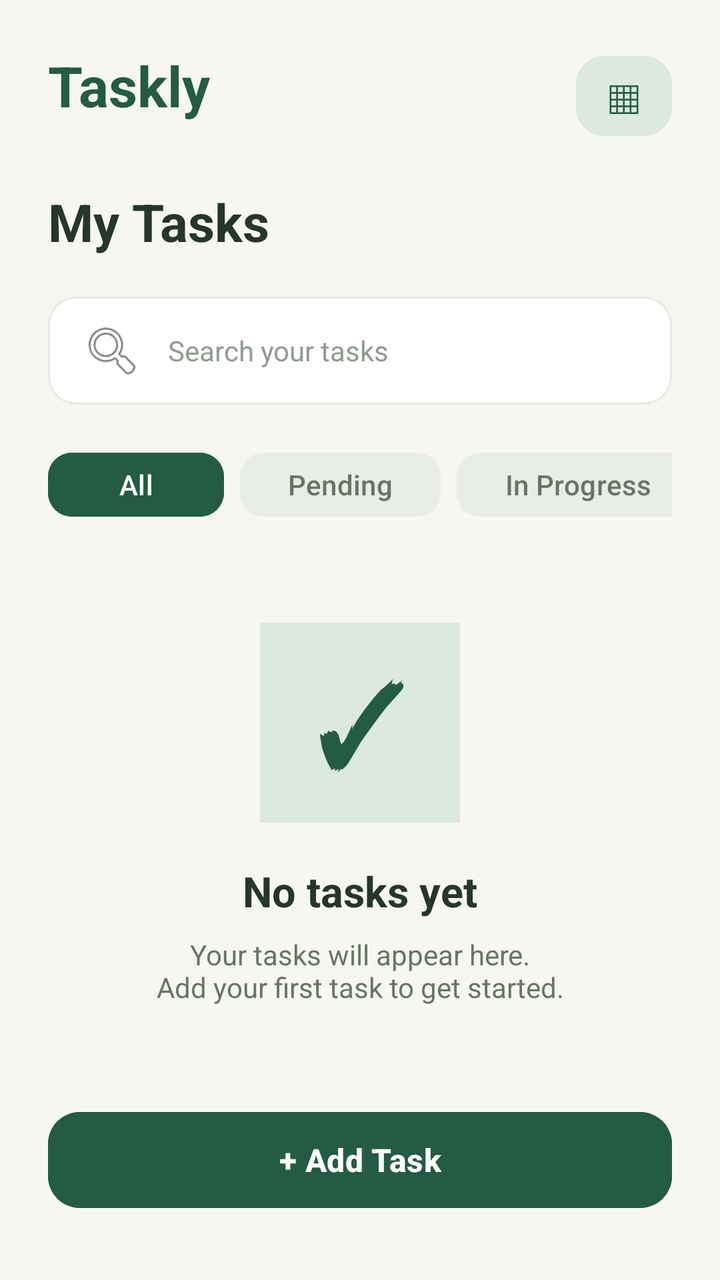
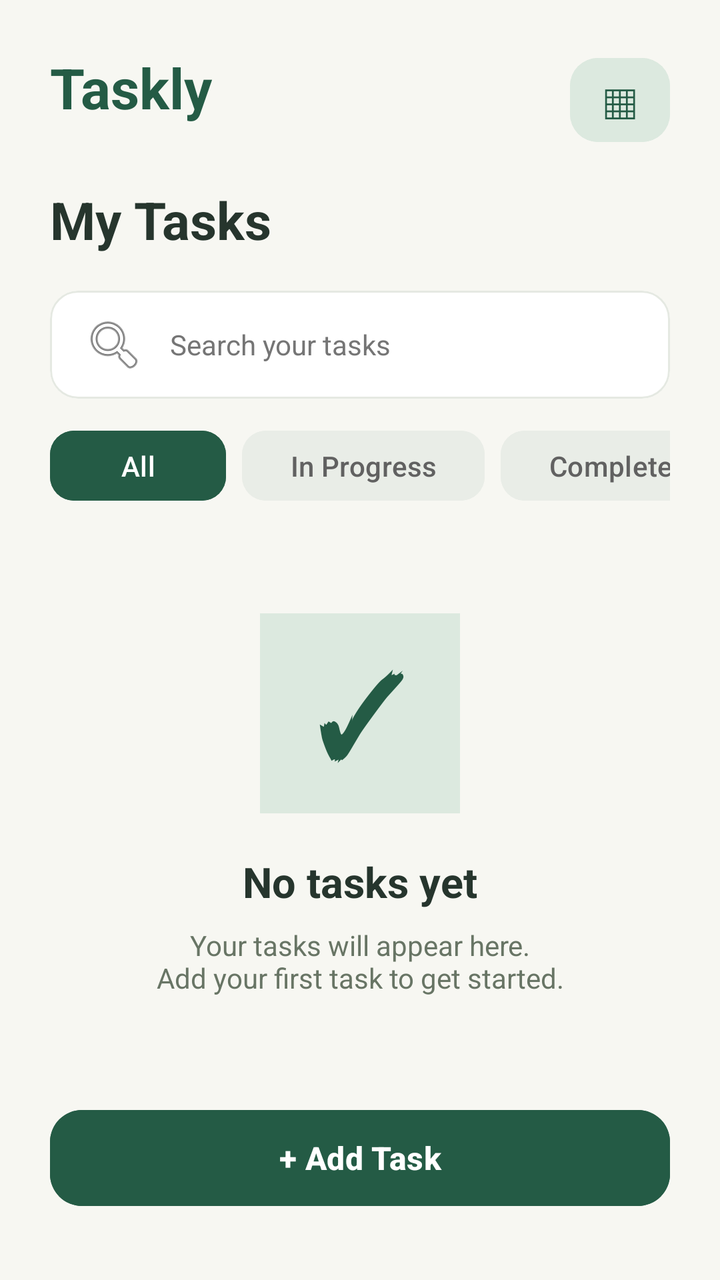

Two renders of the same Android screen: before a commit and after it. Below are the layout's source before the change and the commit's diff.
<!-- AndroidManifest.xml: application theme Theme.Taskly -->
<!-- res/layout/home_fragment.xml -->
<?xml version="1.0" encoding="utf-8"?>
<androidx.constraintlayout.widget.ConstraintLayout
    xmlns:android="http://schemas.android.com/apk/res/android"
    xmlns:app="http://schemas.android.com/apk/res-auto"
    android:layout_width="match_parent"
    android:layout_height="match_parent"
    android:background="#F7F7F2"
    android:padding="24dp">

    <TextView
        android:id="@+id/tvHomeAppName"
        android:layout_width="wrap_content"
        android:layout_height="wrap_content"
        android:text="@string/home_app_name"
        android:textColor="#245B45"
        android:textSize="28sp"
        android:textStyle="bold"
        app:layout_constraintStart_toStartOf="parent"
        app:layout_constraintTop_toTopOf="parent" />

    <com.google.android.material.button.MaterialButton
        android:id="@+id/btnCalendar"
        android:layout_width="48dp"
        android:layout_height="48dp"
        android:minWidth="0dp"
        android:minHeight="0dp"
        android:padding="0dp"
        android:text="@string/home_calendar_icon"
        android:textColor="#245B45"
        android:textSize="24sp"
        android:backgroundTint="#DCE9DF"
        app:cornerRadius="14dp"
        app:layout_constraintEnd_toEndOf="parent"
        app:layout_constraintTop_toTopOf="parent" />

    <TextView
        android:id="@+id/tvMyTasks"
        android:layout_width="wrap_content"
        android:layout_height="wrap_content"
        android:layout_marginTop="32dp"
        android:text="@string/home_title"
        android:textColor="#26352D"
        android:textSize="26sp"
        android:textStyle="bold"
        app:layout_constraintStart_toStartOf="parent"
        app:layout_constraintTop_toBottomOf="@id/tvHomeAppName" />

    
    <com.google.android.material.card.MaterialCardView
        android:id="@+id/cardSearch"
        android:layout_width="0dp"
        android:layout_height="54dp"
        android:layout_marginTop="20dp"
        app:cardBackgroundColor="#FFFFFF"
        app:cardCornerRadius="14dp"
        app:cardElevation="0dp"
        app:strokeColor="#E5E9E2"
        app:strokeWidth="1dp"
        app:layout_constraintEnd_toEndOf="parent"
        app:layout_constraintStart_toStartOf="parent"
        app:layout_constraintTop_toBottomOf="@id/tvMyTasks">

        <EditText
            android:id="@+id/etSearchTasks"
            android:layout_width="match_parent"
            android:layout_height="match_parent"
            android:background="@null"
            android:hint="@string/home_search_hint"
            android:drawableStart="@android:drawable/ic_menu_search"
            android:drawablePadding="12dp"
            android:importantForAutofill="no" android:paddingHorizontal="16dp"
            android:singleLine="true"
            android:textColor="#26352D"
            android:textColorHint="#929B91"
            android:textSize="14sp"
            android:inputType="text" />

    </com.google.android.material.card.MaterialCardView>

    <HorizontalScrollView
        android:id="@+id/scrollTaskFilters"
        android:layout_width="match_parent"
        android:layout_height="wrap_content"
        android:layout_marginTop="20dp"
        android:scrollbars="none"
        app:layout_constraintStart_toStartOf="parent"
        app:layout_constraintTop_toBottomOf="@id/cardSearch">

        <LinearLayout
            android:layout_width="wrap_content"
            android:layout_height="wrap_content"
            android:orientation="horizontal">

            <com.google.android.material.button.MaterialButton
                android:id="@+id/btnFilterAll"
                android:layout_width="wrap_content"
                android:layout_height="40dp"
                android:text="@string/filter_all"
                android:textAllCaps="false"
                android:textColor="#FFFFFF"
                android:backgroundTint="#245B45"
                app:cornerRadius="12dp"
                app:strokeWidth="0dp" />

            <com.google.android.material.button.MaterialButton
                android:id="@+id/btnFilterPending"
                android:layout_width="wrap_content"
                android:layout_height="40dp"
                android:layout_marginStart="8dp"
                android:text="@string/filter_pending"
                android:textAllCaps="false"
                android:textColor="#687565"
                android:backgroundTint="#E9EDE7"
                app:cornerRadius="12dp"
                app:strokeWidth="0dp" />

            <com.google.android.material.button.MaterialButton
                android:id="@+id/btnFilterInProgress"
                android:layout_width="wrap_content"
                android:layout_height="40dp"
                android:layout_marginStart="8dp"
                android:text="@string/filter_in_progress"
                android:textAllCaps="false"
                android:textColor="#687565"
                android:backgroundTint="#E9EDE7"
                app:cornerRadius="12dp"
                app:strokeWidth="0dp" />

            <com.google.android.material.button.MaterialButton
                android:id="@+id/btnFilterCompleted"
                android:layout_width="wrap_content"
                android:layout_height="40dp"
                android:layout_marginStart="8dp"
                android:text="@string/filter_completed"
                android:textAllCaps="false"
                android:textColor="#687565"
                android:backgroundTint="#E9EDE7"
                app:cornerRadius="12dp"
                app:strokeWidth="0dp" />

        </LinearLayout>
    </HorizontalScrollView>

    <LinearLayout
        android:id="@+id/layoutEmptyState"
        android:layout_width="0dp"
        android:layout_height="0dp"
        android:gravity="center"
        android:orientation="vertical"
        app:layout_constraintTop_toBottomOf="@id/scrollTaskFilters"
        app:layout_constraintBottom_toTopOf="@id/btnAddTask"
        app:layout_constraintStart_toStartOf="parent"
        app:layout_constraintEnd_toEndOf="parent">

        <TextView
            android:layout_width="100dp"
            android:layout_height="100dp"
            android:background="#DCE9DF"
            android:gravity="center"
            android:text="@string/home_empty_icon"
            android:textColor="#245B45"
            android:textSize="55sp"
            android:textStyle="bold" />

        <TextView
            android:layout_width="wrap_content"
            android:layout_height="wrap_content"
            android:layout_marginTop="20dp"
            android:text="@string/home_empty_title"
            android:textColor="#26352D"
            android:textSize="21sp"
            android:textStyle="bold" />

        <TextView
            android:layout_width="wrap_content"
            android:layout_height="wrap_content"
            android:layout_marginTop="8dp"
            android:gravity="center"
            android:text="@string/home_empty_description"
            android:textColor="#687565"
            android:textSize="14sp" />

    </LinearLayout>

    <androidx.recyclerview.widget.RecyclerView
        android:id="@+id/rvTasks"
        android:layout_width="0dp"
        android:layout_height="0dp"
        android:visibility="gone"
        app:layout_constraintTop_toBottomOf="@id/scrollTaskFilters"
        app:layout_constraintBottom_toTopOf="@id/btnAddTask"
        app:layout_constraintStart_toStartOf="parent"
        app:layout_constraintEnd_toEndOf="parent" />

    
    <com.google.android.material.button.MaterialButton
        android:id="@+id/btnAddTask"
        android:layout_width="0dp"
        android:layout_height="56dp"
        android:layout_marginBottom="8dp"
        android:text="@string/home_add_task"
        android:textAllCaps="false"
        android:textColor="#FFFFFF"
        android:textSize="16sp"
        android:textStyle="bold"
        android:backgroundTint="#245B45"
        app:cornerRadius="16dp"
        app:layout_constraintBottom_toBottomOf="parent"
        app:layout_constraintStart_toStartOf="parent"
        app:layout_constraintEnd_toEndOf="parent" />

</androidx.constraintlayout.widget.ConstraintLayout>
<!-- resources referenced by this layout -->
<resources>
  <string name="filter_all">All</string>
  <string name="filter_completed">Completed</string>
  <string name="filter_in_progress">In Progress</string>
  <string name="filter_pending">Pending</string>
  <string name="home_add_task">+  Add Task</string>
  <string name="home_app_name">Taskly</string>
  <string name="home_calendar_icon">▦</string>
  <string name="home_empty_description">Your tasks will appear here.\nAdd your first task to get started.</string>
  <string name="home_empty_icon">✓</string>
  <string name="home_empty_title">No tasks yet</string>
  <string name="home_search_hint">Search your tasks</string>
  <string name="home_title">My Tasks</string>
  <style name="Theme.Taskly" parent="Base.Theme.Taskly" />
  <style name="Base.Theme.Taskly" parent="Theme.Material3.DayNight.NoActionBar">
          
          
      </style>
</resources>

<!-- the commit's change to res/layout/home_fragment.xml (unified diff, before → after) -->
@@ -2,10 +2,11 @@
 <androidx.constraintlayout.widget.ConstraintLayout
     xmlns:android="http://schemas.android.com/apk/res/android"
     xmlns:app="http://schemas.android.com/apk/res-auto"
+    xmlns:tools="http://schemas.android.com/tools"
     android:layout_width="match_parent"
     android:layout_height="match_parent"
     android:background="#F7F7F2"
-    android:padding="24dp">
+    android:padding="25dp">
 
     <TextView
         android:id="@+id/tvHomeAppName"
@@ -20,14 +21,14 @@
 
     <com.google.android.material.button.MaterialButton
         android:id="@+id/btnCalendar"
-        android:layout_width="48dp"
-        android:layout_height="48dp"
+        android:layout_width="50dp"
+        android:layout_height="50dp"
         android:minWidth="0dp"
         android:minHeight="0dp"
         android:padding="0dp"
         android:text="@string/home_calendar_icon"
         android:textColor="#245B45"
-        android:textSize="24sp"
+        android:textSize="25sp"
         android:backgroundTint="#DCE9DF"
         app:cornerRadius="14dp"
         app:layout_constraintEnd_toEndOf="parent"
@@ -37,7 +38,7 @@
         android:id="@+id/tvMyTasks"
         android:layout_width="wrap_content"
         android:layout_height="wrap_content"
-        android:layout_marginTop="32dp"
+        android:layout_marginTop="30dp"
         android:text="@string/home_title"
         android:textColor="#26352D"
         android:textSize="26sp"
@@ -50,7 +51,7 @@
         android:id="@+id/cardSearch"
         android:layout_width="0dp"
         android:layout_height="54dp"
-        android:layout_marginTop="20dp"
+        android:layout_marginTop="18dp"
         app:cardBackgroundColor="#FFFFFF"
         app:cardCornerRadius="14dp"
         app:cardElevation="0dp"
@@ -58,6 +59,7 @@
         app:strokeWidth="1dp"
         app:layout_constraintEnd_toEndOf="parent"
         app:layout_constraintStart_toStartOf="parent"
+        app:layout_constraintWidth_max="488dp"
         app:layout_constraintTop_toBottomOf="@id/tvMyTasks">
 
         <EditText
@@ -65,23 +67,25 @@
             android:layout_width="match_parent"
             android:layout_height="match_parent"
             android:background="@null"
-            android:hint="@string/home_search_hint"
             android:drawableStart="@android:drawable/ic_menu_search"
             android:drawablePadding="12dp"
-            android:importantForAutofill="no" android:paddingHorizontal="16dp"
+            android:hint="@string/home_search_hint"
+            android:importantForAutofill="no"
+            android:inputType="text"
+            android:paddingHorizontal="16dp"
             android:singleLine="true"
             android:textColor="#26352D"
-            android:textColorHint="#929B91"
-            android:textSize="14sp"
-            android:inputType="text" />
+            android:textColorHint="#757575"
+            android:textSize="14sp" />
 
     </com.google.android.material.card.MaterialCardView>
 
     <HorizontalScrollView
         android:id="@+id/scrollTaskFilters"
-        android:layout_width="match_parent"
+        android:layout_width="0dp"
+        app:layout_constraintEnd_toEndOf="parent"
         android:layout_height="wrap_content"
-        android:layout_marginTop="20dp"
+        android:layout_marginTop="12dp"
         android:scrollbars="none"
         app:layout_constraintStart_toStartOf="parent"
         app:layout_constraintTop_toBottomOf="@id/cardSearch">
@@ -89,12 +93,13 @@
         <LinearLayout
             android:layout_width="wrap_content"
             android:layout_height="wrap_content"
-            android:orientation="horizontal">
+            android:orientation="horizontal"
+            tools:ignore="VisualLintBounds">
 
             <com.google.android.material.button.MaterialButton
                 android:id="@+id/btnFilterAll"
                 android:layout_width="wrap_content"
-                android:layout_height="40dp"
+                android:layout_height="43dp"
                 android:text="@string/filter_all"
                 android:textAllCaps="false"
                 android:textColor="#FFFFFF"
@@ -102,41 +107,43 @@
                 app:cornerRadius="12dp"
                 app:strokeWidth="0dp" />
 
-            <com.google.android.material.button.MaterialButton
-                android:id="@+id/btnFilterPending"
-                android:layout_width="wrap_content"
-                android:layout_height="40dp"
+
+            <com.google.android.material.button.MaterialButton
+                android:id="@+id/btnFilterInProgress"
+                android:layout_width="wrap_content"
+                android:layout_height="43dp"
                 android:layout_marginStart="8dp"
-                android:text="@string/filter_pending"
-                android:textAllCaps="false"
-                android:textColor="#687565"
                 android:backgroundTint="#E9EDE7"
+                android:text="@string/filter_in_progress"
+                android:textAllCaps="false"
+                android:textColor="#616161"
                 app:cornerRadius="12dp"
                 app:strokeWidth="0dp" />
 
             <com.google.android.material.button.MaterialButton
-                android:id="@+id/btnFilterInProgress"
-                android:layout_width="wrap_content"
-                android:layout_height="40dp"
+                android:id="@+id/btnFilterCompleted"
+                android:layout_width="wrap_content"
+                android:layout_height="43dp"
                 android:layout_marginStart="8dp"
-                android:text="@string/filter_in_progress"
-                android:textAllCaps="false"
-                android:textColor="#687565"
                 android:backgroundTint="#E9EDE7"
+                android:text="@string/filter_completed"
+                android:textAllCaps="false"
+                android:textColor="#616161"
                 app:cornerRadius="12dp"
                 app:strokeWidth="0dp" />
 
             <com.google.android.material.button.MaterialButton
-                android:id="@+id/btnFilterCompleted"
-                android:layout_width="wrap_content"
-                android:layout_height="40dp"
+                android:id="@+id/btnFilterOverdue"
+                android:layout_width="wrap_content"
+                android:layout_height="43dp"
                 android:layout_marginStart="8dp"
-                android:text="@string/filter_completed"
-                android:textAllCaps="false"
-                android:textColor="#687565"
                 android:backgroundTint="#E9EDE7"
-                app:cornerRadius="12dp"
-                app:strokeWidth="0dp" />
+                android:text="@string/filter_overdue"
+                android:textAllCaps="false"
+                android:textColor="#546E7A"
+                app:cornerRadius="12dp"
+                app:strokeWidth="0dp"
+                tools:ignore="TextContrastCheck" />
 
         </LinearLayout>
     </HorizontalScrollView>
@@ -160,7 +167,8 @@
             android:text="@string/home_empty_icon"
             android:textColor="#245B45"
             android:textSize="55sp"
-            android:textStyle="bold" />
+            android:textStyle="bold"
+            tools:ignore="TextSizeCheck" />
 
         <TextView
             android:layout_width="wrap_content"
@@ -198,6 +206,7 @@
         android:layout_width="0dp"
         android:layout_height="56dp"
         android:layout_marginBottom="8dp"
+        app:layout_constraintWidth_max="320dp"
         android:text="@string/home_add_task"
         android:textAllCaps="false"
         android:textColor="#FFFFFF"
<!-- resource entries referenced after the edit -->
@@ -3,7 +3,7 @@
   <string name="filter_all">All</string>
   <string name="filter_completed">Completed</string>
   <string name="filter_in_progress">In Progress</string>
-  <string name="filter_pending">Pending</string>
+  <string name="filter_overdue">Overdue</string>
   <string name="home_add_task">+  Add Task</string>
   <string name="home_app_name">Taskly</string>
   <string name="home_calendar_icon">▦</string>
